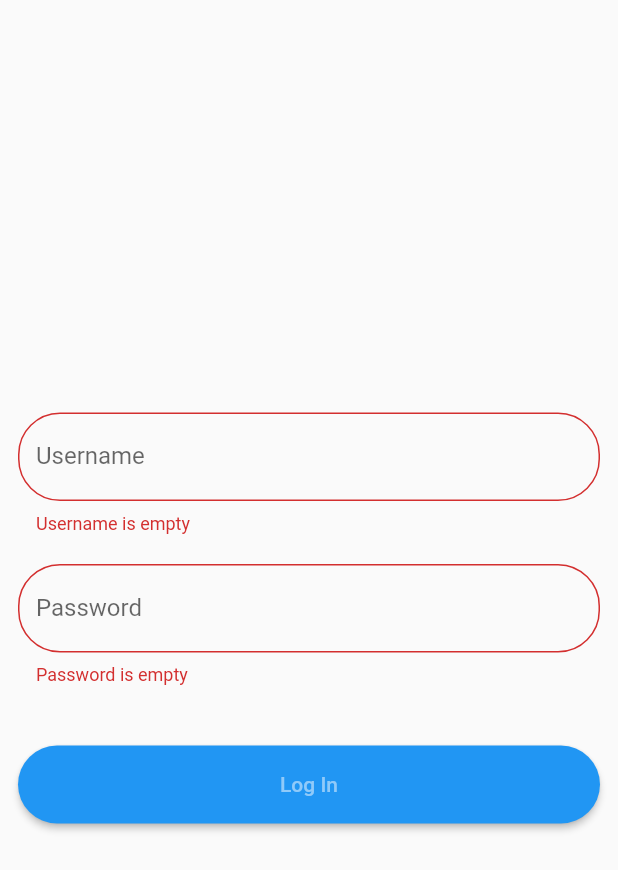
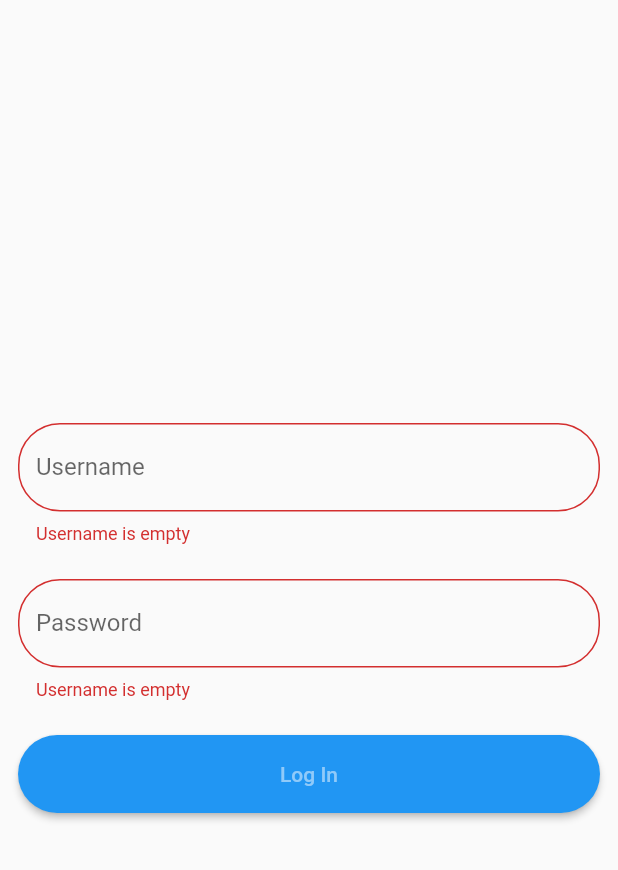
Before and after one commit to Minyewoo/simple-kanban-app, a Flutter app: the screen it shows after launch, after a tap on "Log In", on a phone screen of 412 x 824 dp. Shown: the top 870 px of the screen. Run offline on Flutter 3.47's test engine with Material 2 defaults, Android fonts, the phone set to English and light mode, and no system bars; our stand-ins replace dio, flutter_bloc, freezed_annotation, get_it, hydrated_bloc, injectable and 1 more; generated files the repository leaves out were written again.

```diff
--- a/lib/pages/login/components/login_form.dart
+++ b/lib/pages/login/components/login_form.dart
@@ -1,8 +1,9 @@
 import 'package:flutter/material.dart';
-import 'package:flutter_bloc/flutter_bloc.dart';
 import 'package:kanban/bloc/auth_bloc.dart';
 import 'package:flutter_gen/gen_l10n/app_localizations.dart';
 import 'package:kanban/di/injection.dart';
+import 'package:kanban/pages/login/components/login_form_field.dart';
+import 'package:kanban/pages/login/components/rounded_button.dart';
 import 'package:sprintf/sprintf.dart';
 
 class LoginForm extends StatefulWidget {
@@ -17,8 +18,27 @@ class _LoginFormState extends State<LoginForm> {
   String username = '';
   String password = '';
 
-  void submitLogin() {
+  bool _isNotEmpty(String? value) => value!.isNotEmpty;
+  bool _isLongerThan(String? value, int length) => value!.length > length;
+  bool _isValid(String? value) => RegExp(r'^[a-zA-Z0-9.]').hasMatch(value!);
+
+  void _updateUsername(String? newUsername) {
+    setState(() {
+      username = newUsername!;
+    });
+  }
+
+  void _updatePassword(String? newPassword) {
+    setState(() {
+      password = newPassword!;
+    });
+  }
+
+  void _proceedForm() {
+    if (_formKey.currentState!.validate()) {
+      _formKey.currentState!.save();
       getIt<AuthBloc>().add(SignIn(username, password));
+    }
   }
 
   @override
@@ -28,84 +48,46 @@ class _LoginFormState extends State<LoginForm> {
 
     return Form(
       key: _formKey,
-      child: Column(mainAxisAlignment: MainAxisAlignment.center, children: [
-        _buildUsernameFormField(localizations!),
-        const SizedBox(height: 20),
-        _buildPasswordFormField(localizations),
-        const SizedBox(height: 40),
-        _buildSubmitButton(themeData, localizations),
-      ]),
-    );
-  }
-
-  MaterialButton _buildSubmitButton(
-      ThemeData themeData, AppLocalizations localizations) {
-    return MaterialButton(
-      onPressed: () {
-        if (_formKey.currentState!.validate()) {
-          _formKey.currentState!.save();
-          submitLogin();
-        }
+      child: Column(
+        mainAxisAlignment: MainAxisAlignment.center,
+        children: [
+          LoginFormField(
+            onSaved: _updateUsername,
+            keyboardType: TextInputType.name,
+            labelText: localizations!.username,
+            hintText: sprintf(
+                localizations.enterX, [localizations.username.toLowerCase()]),
+            valueChecks: {
+              _isNotEmpty:
+                  sprintf(localizations.xIsEmpty, [localizations.username]),
+              (value) => _isLongerThan(value, 4):
+                  sprintf(localizations.minimumXSymbols, [4]),
+              _isValid:
+                  sprintf(localizations.xIsInvalid, [localizations.username]),
             },
-      child: Center(
-        child: Text(
-          localizations.logIn,
-          style: TextStyle(
-            color: themeData.backgroundColor,
           ),
-        ),
-      ),
-      color: themeData.primaryColor,
-      padding: const EdgeInsets.all(18.0),
-      shape: const RoundedRectangleBorder(
-        borderRadius: BorderRadius.all(
-          Radius.circular(26),
-        ),
-      ),
-    );
-  }
-
-  TextFormField _buildPasswordFormField(AppLocalizations localizations) {
-    return TextFormField(
-      onSaved: (newValue) => password = newValue!,
-      validator: (value) {
-        if (value!.isEmpty) {
-          return sprintf(localizations.xIsEmpty, [localizations.password]);
-        }
-        if (value.length < 8) {
-          return sprintf(localizations.minimumXSymbols, [8]);
-        }
-        return null;
-      },
+          const Spacer(),
+          LoginFormField(
+            onSaved: _updatePassword,
             obscureText: true,
-      decoration: InputDecoration(
             labelText: localizations.password,
             hintText: sprintf(
                 localizations.enterX, [localizations.password.toLowerCase()]),
+            valueChecks: {
+              _isNotEmpty:
+                  sprintf(localizations.xIsEmpty, [localizations.username]),
+              (value) => _isLongerThan(value, 8):
+                  sprintf(localizations.minimumXSymbols, [8]),
+            },
           ),
-    );
-  }
-
-  TextFormField _buildUsernameFormField(AppLocalizations localizations) {
-    return TextFormField(
-      onSaved: (newValue) => username = newValue!,
-      keyboardType: TextInputType.name,
-      validator: (value) {
-        if (value!.isEmpty) {
-          return sprintf(localizations.xIsEmpty, [localizations.username]);
-        }
-        if (value.length < 4) {
-          return sprintf(localizations.minimumXSymbols, [4]);
-        }
-        if (!RegExp(r'^[a-zA-Z0-9.]').hasMatch(value)) {
-          return sprintf(localizations.xIsInvalid, [localizations.username]);
-        }
-        return null;
-      },
-      decoration: InputDecoration(
-        labelText: localizations.username,
-        hintText: sprintf(
-            localizations.enterX, [localizations.username.toLowerCase()]),
+          const Spacer(),
+          RoundedTextButton(
+            label: localizations.logIn,
+            onPressed: _proceedForm,
+            textColor: themeData.backgroundColor,
+            backgroundColor: themeData.primaryColor,
+          ),
+        ],
       ),
     );
   }
--- /dev/null
+++ b/lib/pages/login/components/login_form_field.dart
@@ -0,0 +1,32 @@
+import 'package:flutter/material.dart';
+
+class LoginFormField extends TextFormField {
+  LoginFormField({
+    Key? key,
+    Map<bool Function(String?), String>? valueChecks,
+    String? labelText,
+    String? hintText,
+    void Function(String?)? onSaved,
+    TextInputType? keyboardType,
+    bool obscureText = false,
+  }) : super(
+          key: key,
+          obscureText: obscureText,
+          validator: (value) {
+            for (var entry in valueChecks!.entries) {
+              var check = entry.key;
+              var error = entry.value;
+
+              if (!check(value)) return error;
+            }
+
+            return null;
+          },
+          onSaved: onSaved,
+          keyboardType: keyboardType,
+          decoration: InputDecoration(
+            labelText: labelText,
+            hintText: hintText,
+          ),
+        );
+}
--- /dev/null
+++ b/lib/pages/login/components/rounded_button.dart
@@ -0,0 +1,38 @@
+import 'package:flutter/material.dart';
+
+class RoundedTextButton extends StatelessWidget {
+  final String label;
+  final void Function()? onPressed;
+  final Color? textColor;
+  final Color? backgroundColor;
+
+  const RoundedTextButton(
+      {Key? key,
+      required this.label,
+      this.onPressed,
+      this.textColor,
+      this.backgroundColor})
+      : super(key: key);
+
+  @override
+  Widget build(BuildContext context) {
+    return MaterialButton(
+      onPressed: onPressed,
+      child: Center(
+        child: Text(
+          label,
+          style: TextStyle(
+            color: textColor,
+          ),
+        ),
+      ),
+      color: backgroundColor,
+      padding: const EdgeInsets.all(18.0),
+      shape: const RoundedRectangleBorder(
+        borderRadius: BorderRadius.all(
+          Radius.circular(26),
+        ),
+      ),
+    );
+  }
+}
--- a/lib/pages/login/login_page.dart
+++ b/lib/pages/login/login_page.dart
@@ -29,12 +29,24 @@ class LoginPage extends StatelessWidget {
           }
         },
         builder: (context, state) {
-          final defaultContent = [_buildLoginPage()];
+          final defaultContent = [
+            const Center(
+              child: Padding(
+                padding: EdgeInsets.all(12),
+                child: SizedBox(height: 260, child: LoginForm()),
+              ),
+            )
+          ];
           if (state is AuthTokenRequested || state is AuthTokenReceived) {
             return Stack(
               children: [
                 ...defaultContent,
-                _buildSigningInOverlay(themeData),
+                Container(
+                  color: themeData.backgroundColor.withOpacity(0.9),
+                  child: const Center(
+                    child: CircularProgressIndicator(),
+                  ),
+                ),
               ],
             );
           }
@@ -45,22 +57,4 @@ class LoginPage extends StatelessWidget {
       ),
     );
   }
-
-  Container _buildSigningInOverlay(ThemeData themeData) {
-    return Container(
-      color: themeData.backgroundColor.withOpacity(0.9),
-      child: const Center(
-        child: CircularProgressIndicator(),
-      ),
-    );
-  }
-
-  Widget _buildLoginPage() {
-    return const Center(
-      child: Padding(
-        padding: EdgeInsets.all(12),
-        child: LoginForm(),
-      ),
-    );
-  }
 }
```
Also changed, not shown: lib/pages/kanban/components/kanban_list_view.dart (added, +18 -0 lines), lib/pages/kanban/components/labeled_tab_bar.dart (added, +19 -0 lines), lib/pages/kanban/components/listed_kanban_card.dart (added, +22 -0 lines), lib/pages/kanban/components/log_out_button.dart (added, +17 -0 lines), lib/pages/kanban/kanban_page.dart (+32 -82 lines). Lines whose indentation alone changed are shown as unchanged.
